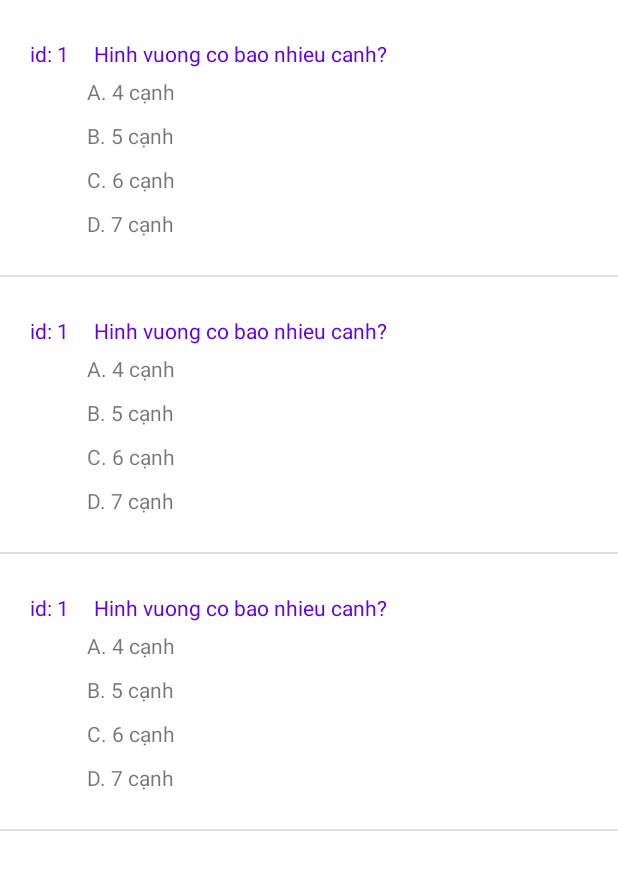
After one commit to hoangnamwar/TipCaculator, an Android app: the layout activity_list_question.xml on its own in the app's theme, with its tools: preview values and no code run, on a phone screen of 412 x 824 dp. The commit adds this screen. Shown: the top 870 px of the screen. Run offline under Robolectric (Android 15) with nearby library versions, the phone set to English and light mode, and no system bars.

Commit message:
add show list question

```diff
--- /dev/null
+++ b/app/src/main/res/layout/activity_list_question.xml
@@ -0,0 +1,19 @@
+<?xml version="1.0" encoding="utf-8"?>
+<androidx.constraintlayout.widget.ConstraintLayout xmlns:android="http://schemas.android.com/apk/res/android"
+    xmlns:app="http://schemas.android.com/apk/res-auto"
+    xmlns:tools="http://schemas.android.com/tools"
+    android:layout_width="match_parent"
+    android:layout_height="match_parent"
+    tools:context=".ListQuestion">
+
+
+    <ListView
+        android:id="@+id/listview"
+        android:layout_width="match_parent"
+        android:layout_height="match_parent"
+        tools:layout_editor_absoluteX="-117dp"
+        tools:layout_editor_absoluteY="-53dp"
+        tools:listitem="@layout/list_item" />
+
+
+</androidx.constraintlayout.widget.ConstraintLayout>
--- a/app/src/main/res/layout/activity_main.xml
+++ b/app/src/main/res/layout/activity_main.xml
@@ -38,7 +38,7 @@
         app:layout_constraintTop_toBottomOf="@id/btn_editQuestion" />
 
     <Button
-        android:id="@+id/button3"
+        android:id="@+id/btn_showListQuestion"
         android:layout_width="wrap_content"
         android:layout_height="wrap_content"
         android:layout_marginTop="52dp"
--- /dev/null
+++ b/app/src/main/res/layout/list_item.xml
@@ -0,0 +1,60 @@
+<?xml version="1.0" encoding="utf-8"?>
+<LinearLayout xmlns:android="http://schemas.android.com/apk/res/android"
+    android:orientation="vertical"
+    android:layout_width="match_parent"
+    android:layout_height="match_parent">
+
+    <RelativeLayout
+        android:layout_width="match_parent"
+        android:layout_height="match_parent"
+        android:layout_marginTop="16dp">
+
+        <LinearLayout
+            android:layout_width="match_parent"
+            android:layout_height="147dp"
+            android:layout_marginVertical="10dp"
+            android:orientation="vertical">
+
+            <TextView
+                android:id="@+id/textQuestion"
+                android:layout_width="wrap_content"
+                android:layout_height="wrap_content"
+                android:layout_marginStart="20dp"
+                android:text="id: 1     Hinh vuong co bao nhieu canh?"
+                android:textColor="@color/design_default_color_primary" />
+            <TextView
+                android:id="@+id/textAnswerA"
+                android:layout_width="293dp"
+                android:layout_height="wrap_content"
+                android:layout_marginStart="58dp"
+                android:layout_marginTop="6dp"
+                android:text="A. 4 cạnh " />
+
+            <TextView
+                android:id="@+id/textAnswerB"
+                android:layout_width="293dp"
+                android:layout_height="wrap_content"
+                android:layout_marginStart="58dp"
+                android:layout_marginTop="10dp"
+                android:text="B. 5 cạnh " />
+
+            <TextView
+                android:id="@+id/textAnswerC"
+                android:layout_width="293dp"
+                android:layout_height="wrap_content"
+                android:layout_marginStart="58dp"
+                android:layout_marginTop="10dp"
+                android:text="C. 6 cạnh " />
+
+            <TextView
+                android:id="@+id/textAnswerD"
+                android:layout_width="293dp"
+                android:layout_height="wrap_content"
+                android:layout_marginStart="58dp"
+                android:layout_marginTop="10dp"
+                android:text="D. 7 cạnh " />
+
+        </LinearLayout>
+
+    </RelativeLayout>
+</LinearLayout>
```
Also changed, not shown: app/src/main/AndroidManifest.xml (+6 -3 lines), app/src/main/java/com/example/tipcacullator/AdapterListItem.kt (added, +45 -0 lines), app/src/main/java/com/example/tipcacullator/ListQuestion.kt (added, +19 -0 lines).
